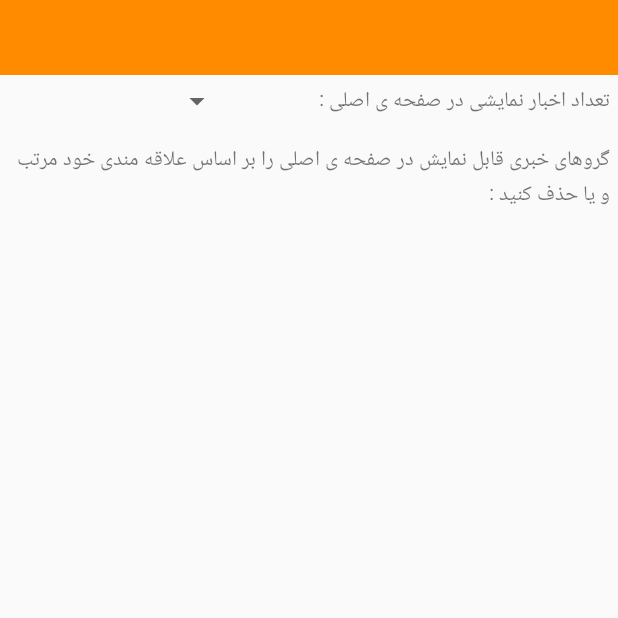
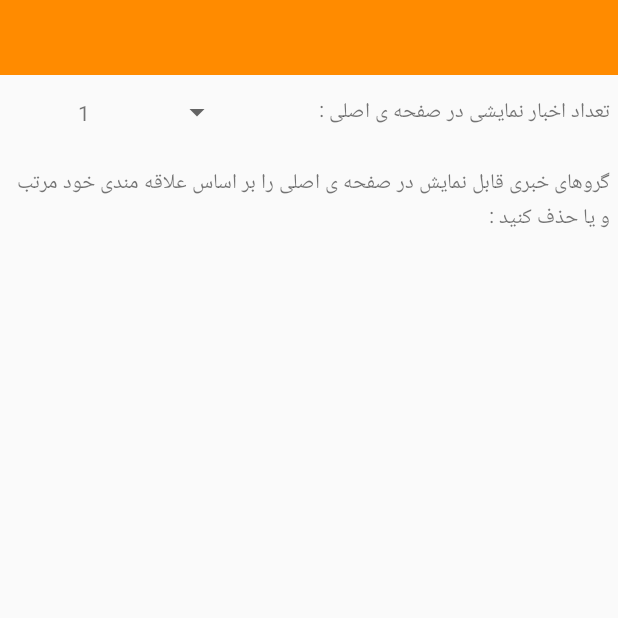
Before and after one commit to winepsoft/newsFeeds, an Android app: the SettingsActivity screen opened directly, with no data from a screen before it, on a phone screen of 412 x 824 dp, the top half of it. Run offline under Robolectric (Android 15) with nearby library versions, the phone set to English and light mode, and no system bars; libraries missing offline, so code that uses them is left out: com.h6ah4i.android; 5 statements that could not run were skipped.

```diff
--- a/app/src/main/java/com/winep/newsfeed/Presenter/SettingsActivity.java
+++ b/app/src/main/java/com/winep/newsfeed/Presenter/SettingsActivity.java
@@ -1,9 +1,12 @@
 package com.winep.newsfeed.Presenter;
 
 import android.app.Activity;
+import android.content.Context;
 import android.os.Bundle;
 import android.support.v7.widget.LinearLayoutManager;
 import android.support.v7.widget.RecyclerView;
+import android.widget.ArrayAdapter;
+import android.widget.Spinner;
 import android.widget.TextView;
 
 import com.h6ah4i.android.widget.advrecyclerview.draggable.RecyclerViewDragDropManager;
@@ -22,29 +25,40 @@ public class SettingsActivity extends Activity {
     private String pageName;
     private RecyclerView recyclerView;
     private TextView txtPageName;
+    private Spinner spinnerNumberOfNewsGroup;
+    private Context context;
 
     @Override
     public void onCreate(Bundle savedInstanceState) {
         super.onCreate(savedInstanceState);
         setContentView(R.layout.settings);
+        context=this;
+
         recyclerView = (RecyclerView) findViewById(R.id.recyclerViewSettings);
         recyclerView.setLayoutManager(new LinearLayoutManager(this));
         recyclerView.addItemDecoration(new DividerItemDecorationRecyclerView(this, LinearLayoutManager.VERTICAL));
+
         txtPageName=(TextView)findViewById(R.id.title);
         pageName=getIntent().getStringExtra("pageName");
         txtPageName.setText(pageName);
 
-        // Setup D&D feature and RecyclerView
-        RecyclerViewDragDropManager dragMgr = new RecyclerViewDragDropManager();
-
-        dragMgr.setInitiateOnMove(false);
-        dragMgr.setInitiateOnLongPress(true);
+        spinnerNumberOfNewsGroup=(Spinner)findViewById(R.id.spinner_settings_number_of_news);
+        ArrayList<String> spinnerContent=new ArrayList<String>();
+        for (int i = 1; i <= 10; i++)
+            spinnerContent.add(String.valueOf(i));
+        ArrayAdapter<String> adapter = new ArrayAdapter<>(this,R.layout.settings_spinner_item, spinnerContent);
+        spinnerNumberOfNewsGroup.setAdapter(adapter);
 
         ArrayList<NewsGroup> listNewsGroups = new ArrayList<NewsGroup>();
         for (int i = 0; i < 5; i++) {
             NewsGroup aNewsGroup=new NewsGroup("گروه خبری شماره "+(i+1),i);
             listNewsGroups.add(aNewsGroup);
         }
+
+        // Setup D&D feature and RecyclerView
+        RecyclerViewDragDropManager dragMgr = new RecyclerViewDragDropManager();
+        dragMgr.setInitiateOnMove(false);
+        dragMgr.setInitiateOnLongPress(true);
         recyclerView.setLayoutManager(new LinearLayoutManager(this));
         recyclerView.setAdapter(dragMgr.createWrappedAdapter(new DragRecyclerItemAdapter(listNewsGroups)));
         dragMgr.attachRecyclerView(recyclerView);
--- /dev/null
+++ b/app/src/main/res/layout/settings_spinner_item.xml
@@ -0,0 +1,7 @@
+<?xml version="1.0" encoding="utf-8"?>
+<TextView xmlns:android="http://schemas.android.com/apk/res/android"
+    android:id="@+id/spinner_text"
+    android:layout_width="match_parent"
+    android:layout_height="wrap_content"
+    android:gravity="center"
+    android:padding="10dp"/>
```
Also changed, not shown: app/src/main/java/com/winep/newsfeed/DataModel/DataBaseHandler.java (added, +73 -0 lines).
